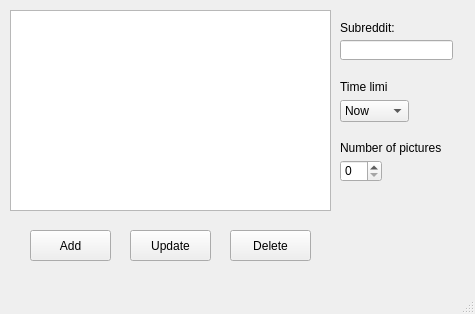
Above: mainwindow.ui from CGodiksen/reddit-background-changer before the change. Below: the same form after it.
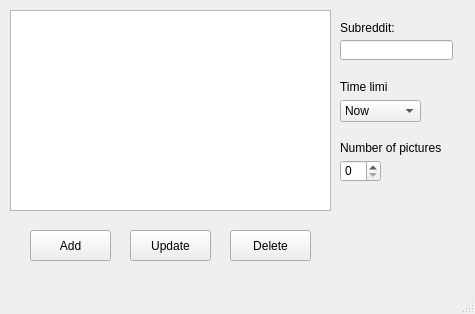
That is the form after the change.

Commit message:
Added initial code to access reddit api. Also changed some minor stuff in the UI.
Notice that from here on out you need a config file to run the subreddit model file. This is not included on github due information about the api connection that needs to be kept secret.

```diff
--- a/mainwindow.ui
+++ b/mainwindow.ui
@@ -78,7 +78,7 @@
      <rect>
       <x>340</x>
       <y>100</y>
-      <width>69</width>
+      <width>81</width>
       <height>22</height>
      </rect>
     </property>
@@ -131,7 +131,7 @@
      <rect>
       <x>340</x>
       <y>160</y>
-      <width>42</width>
+      <width>41</width>
       <height>22</height>
      </rect>
     </property>
```
Left out of the diff: 6 changed lines with no effect on the pictures. The commit also changes 2 other files.
